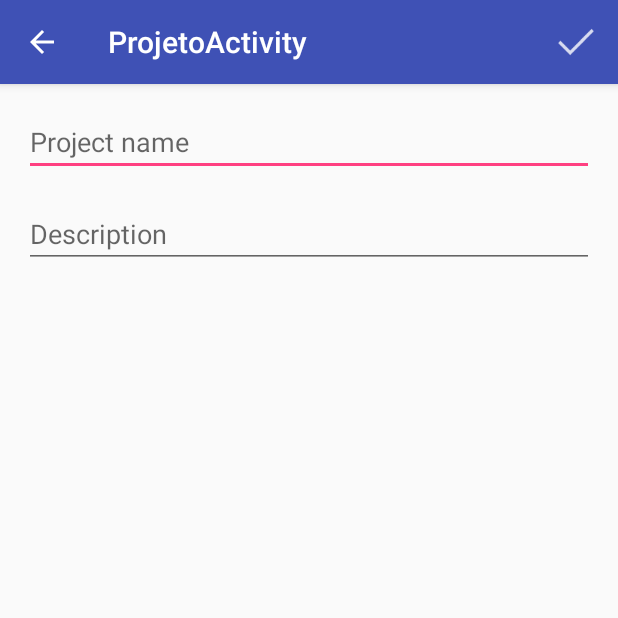
After one commit to r144/ToDoList, an Android app: the ProjetoActivity screen opened directly, with no data from a screen before it, on a phone screen of 412 x 824 dp, the top half of it. The commit adds this screen. Run offline under Robolectric (Android 15) with nearby library versions, the phone set to English and light mode, and no system bars; our stand-ins replace Room's generated code.

```diff
--- a/app/src/main/java/br/edu/utfpr/renatoccalunos/todolist/FormularioHelper.java
+++ b/app/src/main/java/br/edu/utfpr/renatoccalunos/todolist/FormularioHelper.java
@@ -9,13 +9,13 @@ import br.edu.utfpr.renatoccalunos.todolist.modelo.Tarefa;
 public class FormularioHelper {
 
     private final EditText campoNome;
-    private final EditText campoProjeto;
+//    private final Spinner campoProjeto;
     private final EditText campoDescricao;
     private final RatingBar campoPrioridade;
 
     public FormularioHelper(FormularioActivity activity){
         campoNome = activity.findViewById(R.id.formulario_nome);
-        campoProjeto = activity.findViewById(R.id.formulario_projeto);
+//        campoProjeto = activity.findViewById(R.id.formulario_projeto);
         campoDescricao = activity.findViewById(R.id.formulario_descricao);
         campoPrioridade = activity.findViewById(R.id.formulario_ratingBar);
     }
@@ -24,7 +24,7 @@ public class FormularioHelper {
         Tarefa tarefa = new Tarefa();
         tarefa.setNome(campoNome.getText().toString());
         tarefa.setDescricao(campoDescricao.getText().toString());
-        tarefa.setProjeto(campoProjeto.getText().toString());
+//        tarefa.setProjeto(campoProjeto.getText().toString());
         tarefa.setPrioridade((int) campoPrioridade.getProgress());
         return tarefa;
     }
--- /dev/null
+++ b/app/src/main/java/br/edu/utfpr/renatoccalunos/todolist/ProjetoActivity.java
@@ -0,0 +1,107 @@
+package br.edu.utfpr.renatoccalunos.todolist;
+
+import android.app.AlertDialog;
+import android.arch.persistence.room.Database;
+import android.content.DialogInterface;
+import android.content.Intent;
+import android.os.Bundle;
+import android.app.Activity;
+import android.support.v7.app.AppCompatActivity;
+import android.view.Menu;
+import android.view.MenuInflater;
+import android.view.MenuItem;
+import android.widget.ArrayAdapter;
+import android.widget.ListAdapter;
+import android.widget.Toast;
+
+import java.util.ArrayList;
+import java.util.List;
+
+import br.edu.utfpr.renatoccalunos.todolist.modelo.Projeto;
+import br.edu.utfpr.renatoccalunos.todolist.persistencia.ProjetoDatabase;
+
+public class ProjetoActivity extends AppCompatActivity {
+
+    ProjetoHelper helper;
+    private int idProjetoEdit = -1;
+
+    @Override
+    protected void onCreate(Bundle savedInstanceState) {
+        super.onCreate(savedInstanceState);
+        setContentView(R.layout.activity_projeto);
+        getSupportActionBar().setDisplayHomeAsUpEnabled(true);
+        helper = new ProjetoHelper(this);
+
+
+    }
+
+    @Override
+    public boolean onSupportNavigateUp() {
+        finish();
+        return super.onSupportNavigateUp();
+    }
+
+    @Override
+    public boolean onCreateOptionsMenu(Menu menu) {
+        MenuInflater inflater = getMenuInflater();
+        inflater.inflate(R.menu.menu_fomulario, menu);
+
+        return super.onCreateOptionsMenu(menu);
+    }
+
+    @Override
+    public boolean onOptionsItemSelected(MenuItem item) {
+        switch (item.getItemId()) {
+            case R.id.menu_formulario_ok:
+                salvar();
+                break;
+        }
+
+        return super.onOptionsItemSelected(item);
+    }
+
+
+
+    private void salvar() {
+        Projeto projeto = helper.pegaProjeto();
+
+        if (validaCampos(projeto)) {
+            Toast.makeText(ProjetoActivity.this, "Projeto " + projeto.getNome() + " Criado!", Toast.LENGTH_SHORT).show();
+            Intent intent = new Intent(this, listaTarefasActivity.class);
+//            taskList = Remind.getInstance().getTarefas();
+            if (idProjetoEdit != -1) {
+//                taskList.remove(idTarefaEdit);
+            }
+
+            ProjetoDatabase database = ProjetoDatabase.getDatabase(this);
+            database.projetoDao().insertAll(projeto);
+//            taskList.add(tarefa);
+            finish();
+        } else {
+
+            AlertDialog.Builder builder = new AlertDialog.Builder(this);
+
+            builder.setTitle("Erro");
+            builder.setIcon(android.R.drawable.ic_dialog_alert);
+            builder.setMessage("Preencha os dados corretamente");
+
+            builder.setNeutralButton(R.string.ok,
+                    new DialogInterface.OnClickListener() {
+                        @Override
+                        public void onClick(DialogInterface dialog, int which) {
+
+                        }
+                    });
+
+            AlertDialog alert = builder.create();
+            alert.show();
+        }
+
+    }
+
+    private boolean validaCampos(Projeto tarefa) {
+        return !tarefa.getNome().equals("") && !tarefa.getDescricao().equals("");
+    }
+
+
+}
--- /dev/null
+++ b/app/src/main/java/br/edu/utfpr/renatoccalunos/todolist/ProjetoHelper.java
@@ -0,0 +1,23 @@
+package br.edu.utfpr.renatoccalunos.todolist;
+
+import android.widget.EditText;
+
+import br.edu.utfpr.renatoccalunos.todolist.modelo.Projeto;
+
+public class ProjetoHelper {
+
+    private final EditText campoNome;
+    private final EditText campoDescricao;
+
+    public ProjetoHelper(ProjetoActivity activity){
+        campoNome = activity.findViewById(R.id.projeto_nome);
+        campoDescricao = activity.findViewById(R.id.projeto_nome);
+    }
+
+    public Projeto pegaProjeto() {
+        Projeto projeto = new Projeto();
+        projeto.setNome(campoNome.getText().toString());
+        projeto.setDescricao(campoDescricao.getText().toString());
+        return projeto;
+    }
+}
--- a/app/src/main/java/br/edu/utfpr/renatoccalunos/todolist/dao/TarefaDao.java
+++ b/app/src/main/java/br/edu/utfpr/renatoccalunos/todolist/persistencia/TarefaDao.java
@@ -1,9 +1,10 @@
-package br.edu.utfpr.renatoccalunos.todolist.dao;
+package br.edu.utfpr.renatoccalunos.todolist.persistencia;
 
 import android.arch.persistence.room.Dao;
 import android.arch.persistence.room.Delete;
 import android.arch.persistence.room.Insert;
 import android.arch.persistence.room.Query;
+import android.arch.persistence.room.Update;
 
 import java.util.List;
 
@@ -26,4 +27,7 @@ public interface TarefaDao {
 
     @Delete
     void delete(Tarefa tarefa);
+
+    @Update
+    void update(Tarefa tarefa);
 }
--- /dev/null
+++ b/app/src/main/res/layout/activity_projeto.xml
@@ -0,0 +1,40 @@
+<?xml version="1.0" encoding="utf-8"?>
+<android.support.constraint.ConstraintLayout xmlns:android="http://schemas.android.com/apk/res/android"
+    xmlns:app="http://schemas.android.com/apk/res-auto"
+    xmlns:tools="http://schemas.android.com/tools"
+    android:layout_width="match_parent"
+    android:layout_height="match_parent"
+    tools:context=".ProjetoActivity">
+
+    <EditText
+        android:id="@+id/projeto_nome"
+        android:layout_width="match_parent"
+        android:layout_height="45dp"
+        android:layout_alignStart="@+id/formulario_descricao"
+        android:layout_alignParentTop="true"
+        android:layout_marginStart="16dp"
+        android:layout_marginTop="16dp"
+        android:layout_marginEnd="16dp"
+        android:layout_weight="1"
+        android:hint="@string/project_name"
+        android:inputType="text|textCapCharacters|textCapWords|textAutoCorrect|textAutoComplete"
+        app:layout_constraintEnd_toEndOf="parent"
+        app:layout_constraintHorizontal_bias="0.0"
+        app:layout_constraintStart_toStartOf="parent"
+        app:layout_constraintTop_toTopOf="parent" />
+
+    <EditText
+        android:id="@+id/projeto_descricao"
+        android:layout_width="0dp"
+        android:layout_height="wrap_content"
+        android:layout_marginStart="16dp"
+        android:layout_marginTop="16dp"
+        android:layout_marginEnd="16dp"
+        android:ems="10"
+        android:hint="@string/descricao"
+        android:inputType="text|textCapCharacters|textCapWords|textCapSentences|textAutoCorrect|textAutoComplete|textMultiLine|textImeMultiLine"
+        app:layout_constraintEnd_toEndOf="parent"
+        app:layout_constraintStart_toStartOf="parent"
+        app:layout_constraintTop_toBottomOf="@+id/projeto_nome" />
+
+</android.support.constraint.ConstraintLayout>
--- a/app/src/main/res/values/strings.xml
+++ b/app/src/main/res/values/strings.xml
@@ -14,4 +14,7 @@
     <string name="switch_ajuda">Help</string>
     <string name="settings">Settings</string>
     <string name="help_task">insert a help task on start</string>
+    <string name="title_activity_projeto">ProjetoActivity</string>
+    <string name="project_name">Project name</string>
+    <string name="description">Description</string>
 </resources>
```
Also changed, not shown: app/src/main/AndroidManifest.xml (+6 -7 lines), app/src/main/java/br/edu/utfpr/renatoccalunos/todolist/FormularioActivity.java (+56 -6 lines), app/src/main/java/br/edu/utfpr/renatoccalunos/todolist/controller/AppDatabase.java (deleted, +0 -31 lines), app/src/main/java/br/edu/utfpr/renatoccalunos/todolist/listaTarefasActivity.java (+33 -15 lines), app/src/main/java/br/edu/utfpr/renatoccalunos/todolist/persistencia/ProjetoDao.java (renamed from app/src/main/java/br/edu/utfpr/renatoccalunos/todolist/dao/ProjetoDao.java, +8 -4 lines), app/src/main/java/br/edu/utfpr/renatoccalunos/todolist/persistencia/ProjetoDatabase.java (added, +32 -0 lines), app/src/main/java/br/edu/utfpr/renatoccalunos/todolist/persistencia/TarefaDatabase.java (added, +32 -0 lines), app/src/main/res/layout/formulario.xml (+33 -16 lines).
